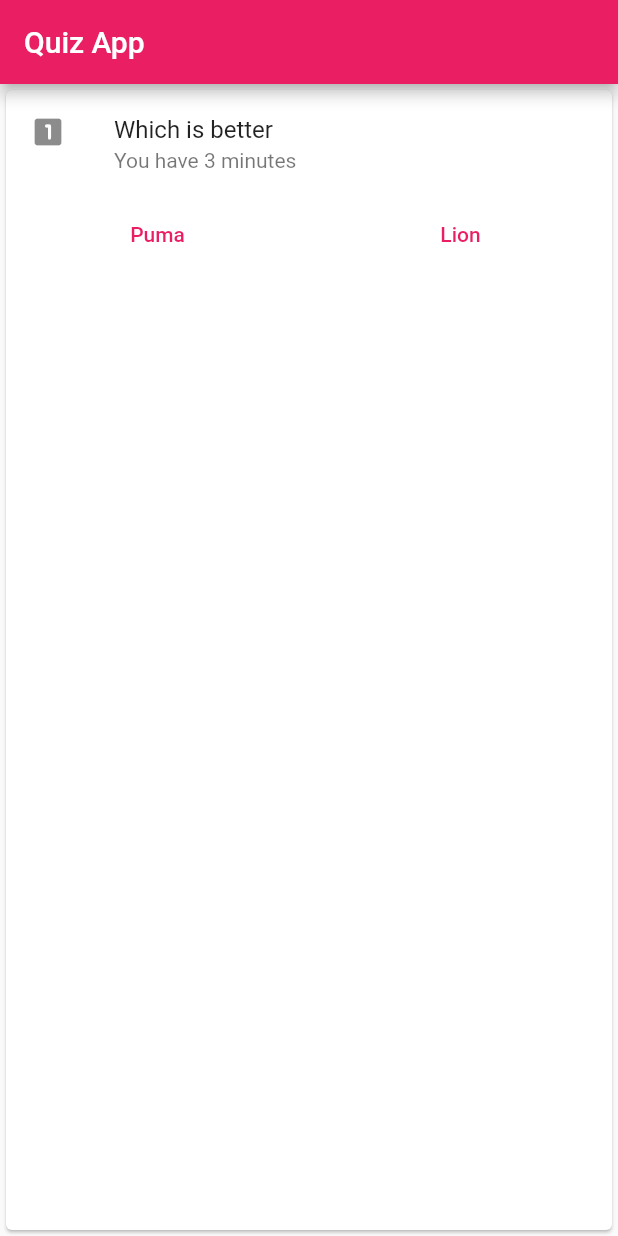
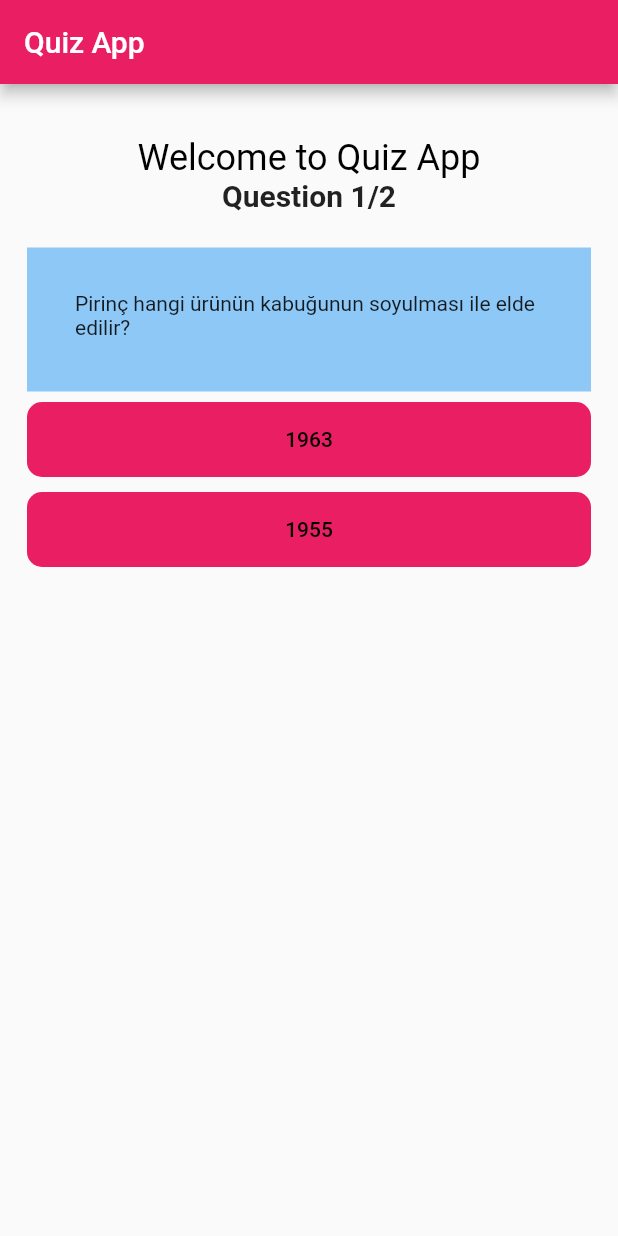
Before and after one commit to emircancavusoglu/quizApp, a Flutter app: the screen it shows after launch, on a phone screen of 412 x 824 dp. Run offline on Flutter 3.47's test engine with Material 2 defaults, Android fonts, the phone set to English and light mode, and no system bars.

Commit message:
i created question_Model and I designed a screen consisting of 2 questions but without state management

```diff
--- a/lib/main.dart
+++ b/lib/main.dart
@@ -1,5 +1,5 @@
-import 'package:denemeyoutube/sorular.dart';
 import 'package:flutter/material.dart';
+import 'quiz.dart';
 
 void main() {
   runApp(const MyApp());
@@ -8,52 +8,20 @@ void main() {
 class MyApp extends StatelessWidget {
   const MyApp({super.key});
   static const String _title = "Quiz App";
+
   // This widget is the root of your application.
   @override
   Widget build(BuildContext context) {
     return MaterialApp(
+      debugShowCheckedModeBanner: false,
       theme: ThemeData(
         primarySwatch: Colors.pink
       ),
       title: _title,
       home: Scaffold(
         appBar: AppBar(title: const Text(_title),),
-        body: const MainScreen(),
+        body: Quiz(),
       )
     );
   }
 }
-
-class MainScreen extends StatelessWidget {
-  const MainScreen({Key? key}) : super(key: key);
-
-  @override
-  Widget build(BuildContext context) {
-    return Center(
-      child: Card(
-        child: Column(
-          mainAxisSize: MainAxisSize.max,
-          children: <Widget>[
-            const ListTile(
-              leading: Icon(Icons.looks_one_rounded),
-              title: Text("Which is better"),
-              subtitle: Text("You have 3 minutes"),
-            ),
-            Row(
-              mainAxisAlignment: MainAxisAlignment.spaceAround,
-              children: [
-                TextButton(onPressed: (){
-
-                }, child: const Text("Puma")),
-
-                TextButton(onPressed: (){
-
-                }, child: const Text("Lion"))
-              ],
-            )
-          ],
-        ),
-      ),
-    );
-  }
-}
--- /dev/null
+++ b/lib/question_model.dart
@@ -0,0 +1,39 @@
+
+import 'dart:core';
+
+class Question{
+  final String questionText;
+  final List<Answer> answersList;
+
+  Question(this.questionText, this.answersList);
+}
+
+class Answer{
+  final String answerText;
+  final bool isCorrect;
+
+  Answer(this.answerText, this.isCorrect);
+}
+
+List<Question>myQuestions(){
+  List<Question>list = [];
+
+  list.add(
+    Question("Pirinç hangi ürünün kabuğunun soyulması ile elde edilir?",
+      [
+        Answer("Çeltik", true),
+        Answer("Yulaf", false),
+
+      ],)
+  );
+  list.add(
+      Question("Bursasporun kuruluş yılı ?",
+        [
+          Answer("1963", true),
+          Answer("1955", false),
+
+        ],),
+  );
+
+  return list;
+}
--- /dev/null
+++ b/lib/quiz.dart
@@ -0,0 +1,112 @@
+import 'package:flutter/material.dart';
+import 'question_model.dart';
+
+class Quiz extends StatefulWidget {
+  Quiz({Key? key}) : super(key: key);
+
+  @override
+  State<Quiz> createState() => _QuizState();
+}
+
+class _QuizState extends State<Quiz> {
+  final List<Question>_myQuestion = myQuestions();
+  int currentQuestionIndex = 0;
+  bool isCorrect = false;
+  bool isSelected = false;
+  Answer answer = Answer("1963", true);
+  Answer answer2 = Answer("1955", false);
+
+  @override
+  Widget build(BuildContext context) {
+    return Container(
+      margin: const EdgeInsets.symmetric(horizontal: 18, vertical: 35),
+      child: Column(
+        children: [
+          const Text("Welcome to Quiz App",
+            style: TextStyle(fontSize: 24,color: Colors.black,fontWeight: FontWeight.w400),
+          ),
+          questionWidget(),
+          const SizedBox(height: 10,),
+          answerList(),
+        ],
+      ),
+    );
+  }
+
+  questionWidget() {
+    return Column(
+     children: [
+       Text(
+         "Question ${currentQuestionIndex+1}/${_myQuestion.length.toString()}",
+         style: const TextStyle(fontSize: 20,fontWeight: FontWeight.w600),
+       ),
+       const SizedBox(height: 20,),
+       Container(
+         alignment: Alignment.center,
+         width: double.infinity,
+         padding: const EdgeInsets.all(32),
+         decoration: BoxDecoration(
+           boxShadow: [
+             BoxShadow(
+               color: Colors.blue.withOpacity(0.5),
+               offset: const Offset(0,3),
+           ),
+           ]
+         ),
+         child: Text(_myQuestion[currentQuestionIndex].questionText),
+       )
+     ],
+
+    );
+  }
+
+  answerList() {
+    return Column(
+      children: [
+        SizedBox(
+          width: 400,
+          height: 50,
+          child: TextButton(
+            style: ButtonStyle(
+                shape: MaterialStateProperty.all(RoundedRectangleBorder(
+                  borderRadius: BorderRadius.circular(10.0),
+                ),
+                ),
+              backgroundColor: MaterialStateProperty.all(Colors.pink),
+            ),
+              onPressed: (){
+            if (currentQuestionIndex >= _myQuestion.length - 1) {
+              currentQuestionIndex = 0;
+            } else {
+              currentQuestionIndex += 1;
+            }
+            setState(() {
+              isCorrect = true;
+            });
+          }, child: Text(answer.answerText,style: const TextStyle(color: Colors.black),)),
+        ),
+        const SizedBox(
+          height: 10,
+        ),
+        SizedBox(
+          width: 400,
+          height: 50,
+          child: TextButton(
+              style: ButtonStyle(
+                shape: MaterialStateProperty.all(RoundedRectangleBorder(
+                  borderRadius: BorderRadius.circular(10.0),
+                ),
+                ),
+                backgroundColor: MaterialStateProperty.all(Colors.pink)
+              ),
+              onPressed: (){
+            isCorrect = false;
+            currentQuestionIndex = currentQuestionIndex;
+          }, child: Text(answer2.answerText,
+            style: TextStyle(color: Colors.black),)),
+        )
+      ],
+    );
+
+  }
+}
```
